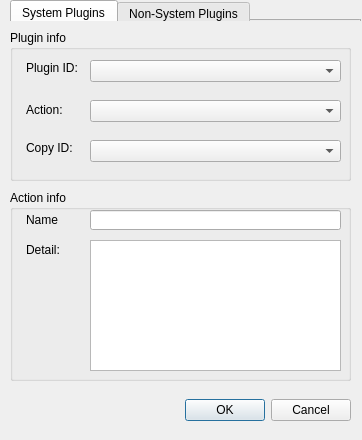
Qt form src/QCPF_Plugins/QCPF_ViewEditor/PluginActionViewer.ui (Jamie-tong/QCPFrame) before a commit.
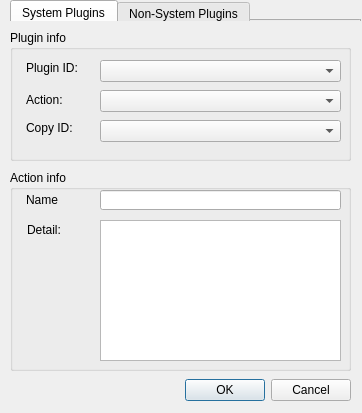
The same form after that commit. Icons and pictures are not drawn.

The edit to the form file:
```diff
--- a/src/QCPF_Plugins/QCPF_ViewEditor/PluginActionViewer.ui
+++ b/src/QCPF_Plugins/QCPF_ViewEditor/PluginActionViewer.ui
@@ -7,7 +7,7 @@
     <x>0</x>
     <y>0</y>
     <width>362</width>
-    <height>440</height>
+    <height>413</height>
    </rect>
   </property>
   <property name="windowTitle">
@@ -21,7 +21,7 @@
    <property name="geometry">
     <rect>
      <x>10</x>
-     <y>390</y>
+     <y>370</y>
      <width>341</width>
      <height>41</height>
     </rect>
@@ -60,9 +60,9 @@
    <property name="geometry">
     <rect>
      <x>10</x>
-     <y>190</y>
+     <y>170</y>
      <width>341</width>
-     <height>191</height>
+     <height>201</height>
     </rect>
    </property>
    <property name="title">
@@ -73,7 +73,7 @@
      <rect>
       <x>16</x>
       <y>20</y>
-      <width>61</width>
+      <width>71</width>
       <height>20</height>
      </rect>
     </property>
@@ -87,9 +87,9 @@
     </property>
     <property name="geometry">
      <rect>
-      <x>80</x>
+      <x>90</x>
       <y>20</y>
-      <width>251</width>
+      <width>241</width>
       <height>20</height>
      </rect>
     </property>
@@ -103,19 +103,19 @@
     </property>
     <property name="geometry">
      <rect>
-      <x>80</x>
+      <x>90</x>
       <y>50</y>
-      <width>251</width>
-      <height>131</height>
+      <width>241</width>
+      <height>141</height>
      </rect>
     </property>
    </widget>
    <widget class="QLabel" name="label_8">
     <property name="geometry">
      <rect>
-      <x>16</x>
+      <x>17</x>
       <y>50</y>
-      <width>61</width>
+      <width>71</width>
       <height>20</height>
      </rect>
     </property>
@@ -130,7 +130,7 @@
      <x>10</x>
      <y>30</y>
      <width>341</width>
-     <height>151</height>
+     <height>131</height>
     </rect>
    </property>
    <property name="title">
@@ -139,9 +139,9 @@
    <widget class="QComboBox" name="cbPluginAction">
     <property name="geometry">
      <rect>
-      <x>80</x>
-      <y>70</y>
-      <width>251</width>
+      <x>90</x>
+      <y>60</y>
+      <width>241</width>
       <height>22</height>
      </rect>
     </property>
@@ -151,7 +151,7 @@
      <rect>
       <x>16</x>
       <y>30</y>
-      <width>81</width>
+      <width>71</width>
       <height>16</height>
      </rect>
     </property>
@@ -162,9 +162,9 @@
    <widget class="QComboBox" name="cbPluginID">
     <property name="geometry">
      <rect>
-      <x>80</x>
+      <x>90</x>
       <y>30</y>
-      <width>251</width>
+      <width>241</width>
       <height>22</height>
      </rect>
     </property>
@@ -173,8 +173,8 @@
     <property name="geometry">
      <rect>
       <x>16</x>
-      <y>72</y>
-      <width>91</width>
+      <y>62</y>
+      <width>71</width>
       <height>16</height>
      </rect>
     </property>
@@ -186,8 +186,8 @@
     <property name="geometry">
      <rect>
       <x>16</x>
-      <y>110</y>
-      <width>81</width>
+      <y>90</y>
+      <width>71</width>
       <height>16</height>
      </rect>
     </property>
@@ -198,9 +198,9 @@
    <widget class="QComboBox" name="cbCopyID">
     <property name="geometry">
      <rect>
-      <x>80</x>
-      <y>110</y>
-      <width>251</width>
+      <x>90</x>
+      <y>90</y>
+      <width>241</width>
       <height>22</height>
      </rect>
     </property>
```
